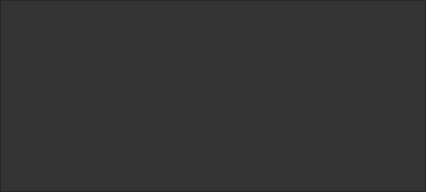
Before: the Qt Designer form ui_templates/profiles_table.ui in o-murphy/archer_ballistics_constructor, drawn with Qt 5.
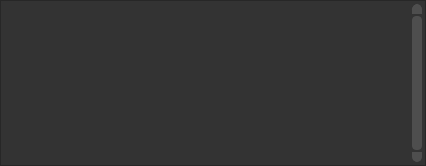
After: the same form once the commit is applied.

Commit message: updated ui templates, refactored profiles_tools, profiles_current widgets

What changed in the file:
```diff
--- a/ui_templates/profiles_table.ui
+++ b/ui_templates/profiles_table.ui
@@ -7,7 +7,7 @@
     <x>0</x>
     <y>0</y>
     <width>426</width>
-    <height>192</height>
+    <height>166</height>
    </rect>
   </property>
   <property name="sizePolicy">
@@ -31,6 +31,9 @@
   <property name="windowTitle">
    <string>Form</string>
   </property>
+  <property name="styleSheet">
+   <string notr="true"/>
+  </property>
   <layout class="QGridLayout" name="gridLayout">
    <property name="leftMargin">
     <number>0</number>
@@ -68,15 +71,23 @@
       </size>
      </property>
      <property name="styleSheet">
-      <string notr="true">QTableWidget {
+      <string notr="true">QTableView {
+	border-color: rgb(76, 76, 76);
+}
+
+QTableWidget {
 	
+	border-color: rgb(76, 76, 76);
 	background-color: rgb(51, 51, 51);
 }
 
 QHeaderView::section {
 	background-color: rgb(51, 51, 51);
+	    width: 22px;
+
 }
 
+
 QTableWidget::item:selected {
 	background-color: rgb(255, 170, 0);
 }
@@ -85,8 +96,98 @@
 	background-color: rgb(255, 170, 0);
 }
 
+QTableView::item {
+	background-color: rgb(55, 52, 63);
+}
+
+QScrollBar:vertical {
+        background-color: #2A2929;
+        width: 16px;
+        margin: 15px 3px 15px 3px;
+        border: 1px transparent #2A2929;
+        border-radius: 4px;
+    }
+    QScrollBar::handle:vertical
+    {
+        background-color: rgb(78, 78, 78);         /* #605F5F; */
+        min-height: 5px;
+        border-radius: 4px;
+    }
+
+    QScrollBar::sub-line:vertical
+    {
+        margin: 3px 0px 0px 0px;
+		border: 1px solid rgb(78, 78, 78);
+		border-top-left-radius: 5px;
+		border-top-right-radius: 5px;
+		background-color: rgb(78, 78, 78);
+		color: white;
+        height: 8px;
+        width: 8px;
+        subcontrol-position: top;
+        subcontrol-origin: margin;
+    }
+
+    QScrollBar::add-line:vertical
+    {
+        margin: 3px 0px 3px 0px;
+		border: 1px solid rgb(78, 78, 78);
+		border-bottom-left-radius: 5px;
+		border-bottom-right-radius: 5px;
+		background-color: rgb(78, 78, 78);
+		color: white;
+        height: 8px;
+        width: 8px;
+        subcontrol-position: bottom;
+        subcontrol-origin: margin;
+    }
+
+
+    QScrollBar::sub-line:vertical:hover,QScrollBar::sub-line:vertical:on
+    {
+		margin: 2px 0px 0px 0px;
+       	border: 1px solid rgb(78, 78, 78);
+		border-top-left-radius: 5px;
+		border-top-right-radius: 5px;
+		background-color: rgb(78, 78, 78);
+        height: 8px;
+        width: 8px;
+        subcontrol-position: top;
+        subcontrol-origin: margin;
+    }
+
+
+
+    QScrollBar::add-line:vertical:hover, QScrollBar::add-line:vertical:on
+    {
+		margin: 3px 0px 2px 0px;
+		border: 1px solid rgb(78, 78, 78);
+		border-bottom-left-radius: 5px;
+		border-bottom-right-radius: 5px;
+		background-color: rgb(78, 78, 78);
+        height: 8px;
+        width: 8px;
+		subcontrol-position: bottom;
+        subcontrol-origin: margin;
+    }
+
+    QScrollBar::up-arrow:vertical, QScrollBar::down-arrow:vertical
+    {
+			        background: none;
+    }
+
+    QScrollBar::add-page:vertical, QScrollBar::sub-page:vertical
+    {
+        background: none;
+
+    }
+
+
 </string>
      </property>
+     <property name="verticalScrollBarPolicy">
+      <enum>Qt::ScrollBarAlwaysOn</enum>
+     </property>
      <attribute name="horizontalHeaderVisible">
       <bool>false</bool>
      </attribute>
```
The commit also changes 13 other files.
